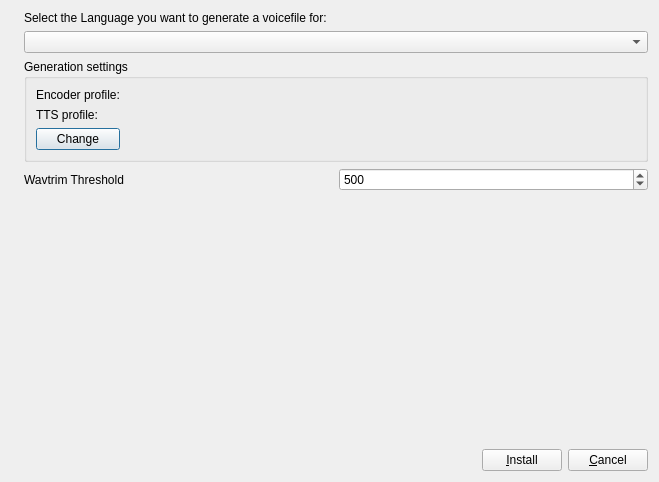
Before: the Qt Designer form rbutil/rbutilqt/createvoicefrm.ui in Rockbox/rockbox, drawn with Qt 5.
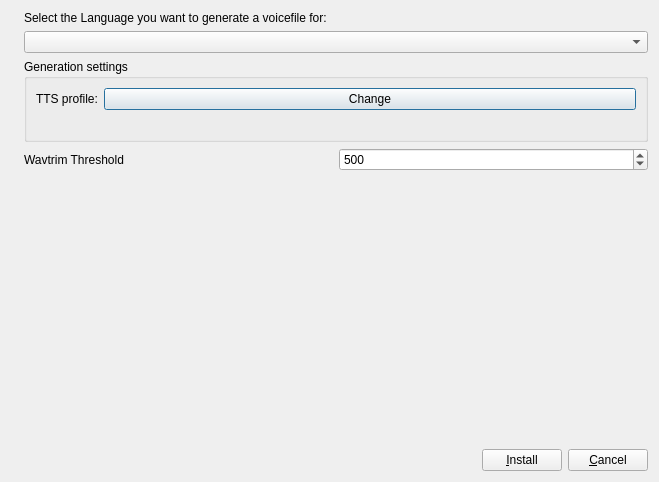
After: the same form once the commit is applied. Icons and pictures are not drawn.

Commit message:
Remove encoder display from voice / talk dialogs.
The encoder is fixed depending on the selected target, so there is no real
benefit in displaying it in voice and talkfile generation dialogs.

```diff
--- a/rbutil/rbutilqt/createvoicefrm.ui
+++ b/rbutil/rbutilqt/createvoicefrm.ui
@@ -56,20 +56,13 @@
      </property>
      <layout class="QGridLayout" >
       <item row="0" column="0" >
-       <widget class="QLabel" name="labelEncProfile" >
-        <property name="text" >
-         <string>Encoder profile:</string>
-        </property>
-       </widget>
-      </item>
-      <item row="1" column="0" >
        <widget class="QLabel" name="labelTtsProfile" >
         <property name="text" >
          <string>TTS profile:</string>
         </property>
        </widget>
       </item>
-      <item row="2" column="0" >
+      <item row="0" column="1" >
        <widget class="QPushButton" name="change" >
         <property name="sizePolicy" >
          <sizepolicy vsizetype="Minimum" hsizetype="Minimum" >
@@ -82,7 +75,7 @@
         </property>
        </widget>
       </item>
-      <item row="2" column="1" >
+      <item row="1" column="1" >
        <spacer>
         <property name="orientation" >
          <enum>Qt::Horizontal</enum>
```
The commit also changes 3 other files.
